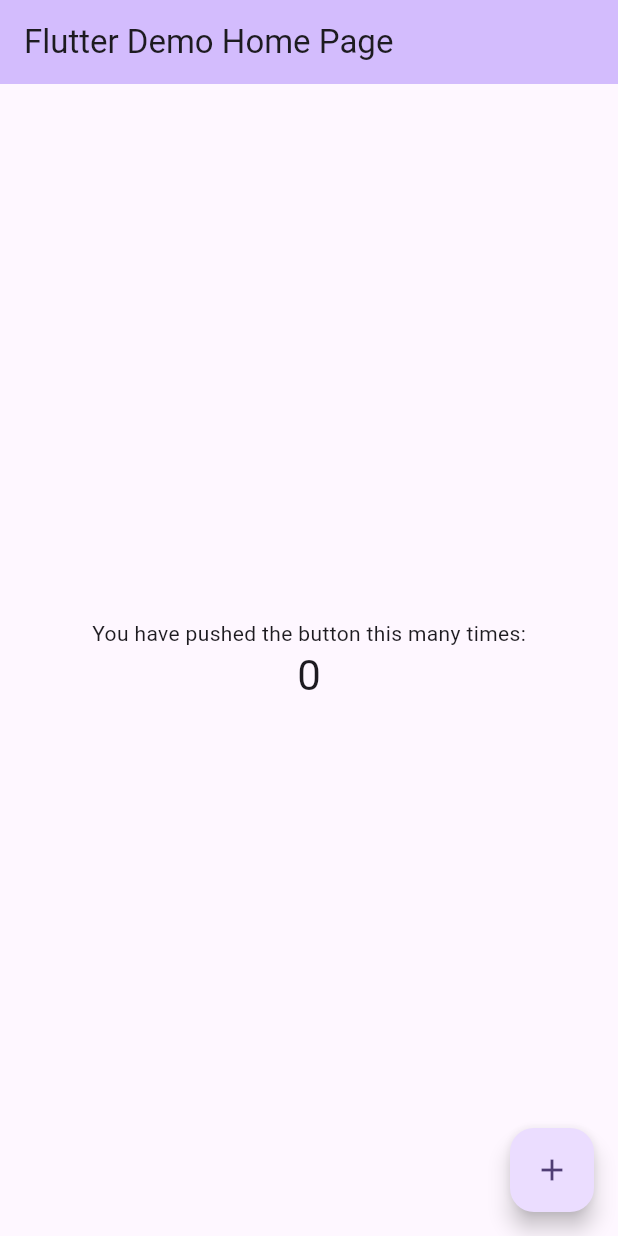
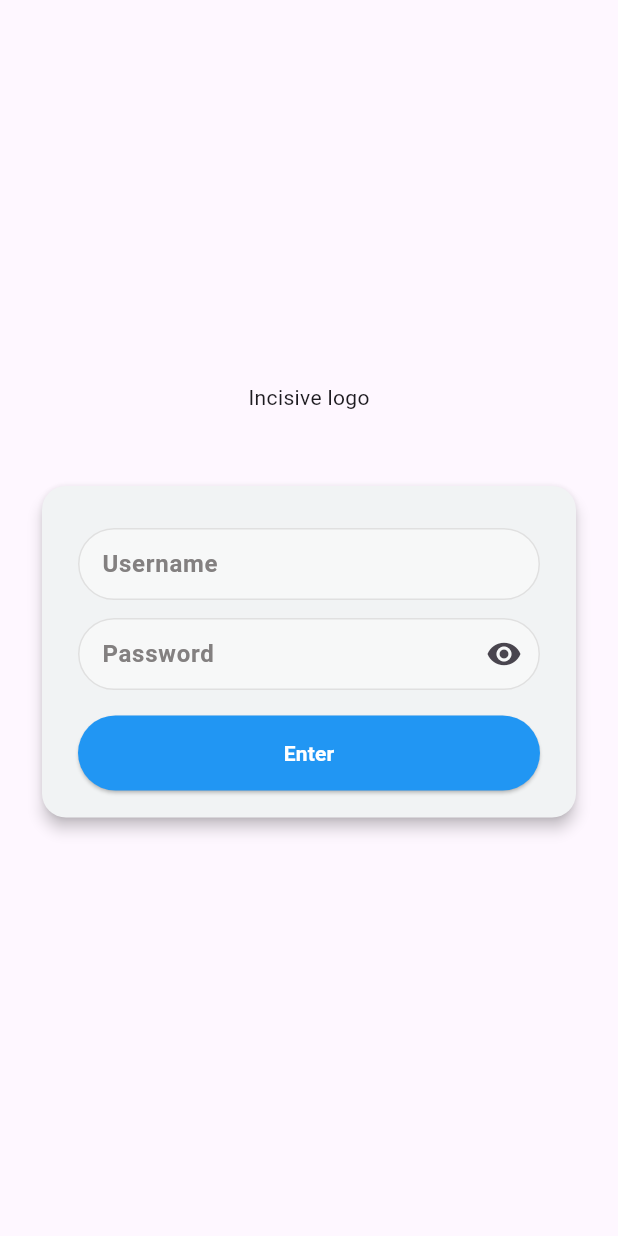
Before and after one commit to Pedoni/Incisive, a Flutter app: the screen it shows after launch, on a phone screen of 412 x 824 dp. Run offline on Flutter 3.47's test engine with Material 3 defaults, Android fonts, the phone set to English and light mode, and no system bars.

Commit message:
Initial login page

```diff
--- /dev/null
+++ b/lib/app.dart
@@ -0,0 +1,52 @@
+import 'package:flutter/material.dart';
+import 'package:incisive_demo/ui/pages/login_page.dart';
+
+class App extends StatelessWidget {
+  const App({super.key});
+
+  @override
+  Widget build(BuildContext context) {
+    return MaterialApp(
+      title: 'Flutter Demo',
+      debugShowCheckedModeBanner: false,
+      theme: ThemeData(colorScheme: ColorScheme.fromSeed(seedColor: Colors.deepPurple)),
+      home: LoginPage(color: Colors.blue),
+    );
+  }
+}
+
+class MyHomePage extends StatefulWidget {
+  const MyHomePage({super.key, required this.title});
+
+  final String title;
+
+  @override
+  State<MyHomePage> createState() => _MyHomePageState();
+}
+
+class _MyHomePageState extends State<MyHomePage> {
+  int _counter = 0;
+
+  void _incrementCounter() {
+    setState(() {
+      _counter++;
+    });
+  }
+
+  @override
+  Widget build(BuildContext context) {
+    return Scaffold(
+      appBar: AppBar(backgroundColor: Theme.of(context).colorScheme.inversePrimary, title: Text(widget.title)),
+      body: Center(
+        child: Column(
+          mainAxisAlignment: MainAxisAlignment.center,
+          children: <Widget>[
+            const Text('You have pushed the button this many times:'),
+            Text('$_counter', style: Theme.of(context).textTheme.headlineMedium),
+          ],
+        ),
+      ),
+      floatingActionButton: FloatingActionButton(onPressed: _incrementCounter, tooltip: 'Increment', child: const Icon(Icons.add)),
+    );
+  }
+}
--- a/lib/main.dart
+++ b/lib/main.dart
@@ -1,54 +1,4 @@
 import 'package:flutter/material.dart';
+import 'package:incisive_demo/app.dart';
 
-void main() {
-  runApp(const MyApp());
-}
-
-class MyApp extends StatelessWidget {
-  const MyApp({super.key});
-
-  @override
-  Widget build(BuildContext context) {
-    return MaterialApp(
-      title: 'Flutter Demo',
-      theme: ThemeData(colorScheme: ColorScheme.fromSeed(seedColor: Colors.deepPurple)),
-      home: const MyHomePage(title: 'Flutter Demo Home Page'),
-    );
-  }
-}
-
-class MyHomePage extends StatefulWidget {
-  const MyHomePage({super.key, required this.title});
-
-  final String title;
-
-  @override
-  State<MyHomePage> createState() => _MyHomePageState();
-}
-
-class _MyHomePageState extends State<MyHomePage> {
-  int _counter = 0;
-
-  void _incrementCounter() {
-    setState(() {
-      _counter++;
-    });
-  }
-
-  @override
-  Widget build(BuildContext context) {
-    return Scaffold(
-      appBar: AppBar(backgroundColor: Theme.of(context).colorScheme.inversePrimary, title: Text(widget.title)),
-      body: Center(
-        child: Column(
-          mainAxisAlignment: MainAxisAlignment.center,
-          children: <Widget>[
-            const Text('You have pushed the button this many times:'),
-            Text('$_counter', style: Theme.of(context).textTheme.headlineMedium),
-          ],
-        ),
-      ),
-      floatingActionButton: FloatingActionButton(onPressed: _incrementCounter, tooltip: 'Increment', child: const Icon(Icons.add)),
-    );
-  }
-}
+void main() => runApp(const App());
--- /dev/null
+++ b/lib/ui/pages/login_page.dart
@@ -0,0 +1,99 @@
+import 'package:flutter/material.dart';
+import 'package:incisive_demo/ui/widgets/login_button.dart';
+import 'package:incisive_demo/ui/widgets/login_textfield.dart';
+
+class LoginPage extends StatefulWidget {
+  static const routeName = '/loginPage';
+
+  final Color color;
+
+  const LoginPage({required this.color, super.key});
+
+  @override
+  State<LoginPage> createState() => _LoginPageState();
+}
+
+class _LoginPageState extends State<LoginPage> {
+  late TextEditingController _usernameController;
+  late TextEditingController _passwordController;
+  String? enteDesctiption;
+
+  @override
+  void initState() {
+    super.initState();
+    _usernameController = TextEditingController();
+    _passwordController = TextEditingController();
+  }
+
+  Widget _buildLoginContent() {
+    return SingleChildScrollView(
+      child: Column(
+        mainAxisAlignment: MainAxisAlignment.center,
+        children: [
+          //Image.asset(widget.logo, height: 80),
+          const Text("Incisive logo"),
+          const SizedBox(height: 25),
+          if (enteDesctiption != null)
+            Text(enteDesctiption!, style: TextStyle(fontWeight: FontWeight.bold, fontSize: 18, color: widget.color)),
+          const SizedBox(height: 20),
+          Padding(
+            padding: const EdgeInsets.symmetric(horizontal: 24.0),
+            child: Card(
+              color: const Color.fromARGB(255, 241, 243, 244),
+              elevation: 4,
+              shape: RoundedRectangleBorder(borderRadius: BorderRadius.circular(16)),
+              child: Padding(
+                padding: const EdgeInsets.symmetric(horizontal: 24.0, vertical: 8.0),
+                child: IntrinsicWidth(
+                  child: Column(
+                    mainAxisSize: MainAxisSize.min,
+                    mainAxisAlignment: MainAxisAlignment.center,
+                    crossAxisAlignment: CrossAxisAlignment.center,
+                    children: [
+                      const SizedBox(height: 20),
+                      LoginTextField(isTextVisible: true, title: "Username", controller: _usernameController),
+                      const SizedBox(height: 10),
+                      LoginTextField(isTextVisible: false, title: "Password", controller: _passwordController),
+                      const SizedBox(height: 15),
+                      LoginButton(
+                        usernameController: _usernameController,
+                        passwordController: _passwordController,
+                        isLoading: false,
+                        login: () {},
+                        color: widget.color,
+                      ),
+                      const SizedBox(height: 10),
+                    ],
+                  ),
+                ),
+              ),
+            ),
+          ),
+          const SizedBox(height: 20),
+        ],
+      ),
+    );
+  }
+
+  Widget _buildMobileLayout(BuildContext context) {
+    return Center(child: _buildLoginContent());
+  }
+
+  @override
+  Widget build(BuildContext context) {
+    final width = MediaQuery.of(context).size.width;
+    return Scaffold(
+      appBar: null,
+      extendBody: true,
+      extendBodyBehindAppBar: true,
+      body: SizedBox(child: SizedBox(child: _buildMobileLayout(context))),
+    );
+  }
+
+  @override
+  void dispose() {
+    super.dispose();
+    _usernameController.dispose();
+    _passwordController.dispose();
+  }
+}
--- /dev/null
+++ b/lib/ui/widgets/login_button.dart
@@ -0,0 +1,41 @@
+import 'package:flutter/material.dart';
+
+class LoginButton extends StatelessWidget {
+  final TextEditingController usernameController;
+  final TextEditingController passwordController;
+  final bool isLoading;
+  final Function() login;
+  final Color color;
+
+  const LoginButton({
+    required this.usernameController,
+    required this.passwordController,
+    required this.isLoading,
+    required this.login,
+    required this.color,
+    super.key,
+  });
+
+  @override
+  Widget build(BuildContext context) {
+    return ElevatedButton(
+      style: ElevatedButton.styleFrom(
+        shape: const RoundedRectangleBorder(borderRadius: BorderRadius.all(Radius.circular(50))),
+        backgroundColor: color,
+        foregroundColor: Colors.white,
+        fixedSize: Size(MediaQuery.of(context).size.width * 0.8, 50),
+      ),
+      onPressed: () {},
+      child: Text(
+        "Enter",
+        style: const TextStyle(
+          height: 1,
+          color: Colors.white,
+          decoration: TextDecoration.none,
+          decorationThickness: 0,
+          fontWeight: FontWeight.bold,
+        ),
+      ),
+    );
+  }
+}
--- /dev/null
+++ b/lib/ui/widgets/login_textfield.dart
@@ -0,0 +1,51 @@
+import 'package:flutter/material.dart';
+
+class LoginTextField extends StatefulWidget {
+  final bool isTextVisible;
+  final String title;
+  final TextEditingController controller;
+
+  const LoginTextField({required this.isTextVisible, required this.title, required this.controller, super.key});
+
+  @override
+  State<LoginTextField> createState() => _LoginTextFieldState();
+}
+
+class _LoginTextFieldState extends State<LoginTextField> {
+  late bool show;
+
+  @override
+  void initState() {
+    super.initState();
+    show = false;
+  }
+
+  @override
+  Widget build(BuildContext context) {
+    return SizedBox(
+      width: MediaQuery.of(context).size.width * 0.8,
+      height: 50,
+      child: TextField(
+        enableSuggestions: true,
+        keyboardType: widget.title == "Email" ? TextInputType.emailAddress : TextInputType.text,
+        controller: widget.controller,
+        cursorColor: Colors.blueGrey,
+        obscureText: !widget.isTextVisible && !show,
+        decoration: InputDecoration(
+          hintText: widget.title,
+          hintStyle: const TextStyle(color: Color.fromARGB(255, 131, 128, 128)),
+          enabledBorder: OutlineInputBorder(borderSide: BorderSide(color: Colors.grey.shade300), borderRadius: BorderRadius.circular(50.0)),
+          focusedBorder: OutlineInputBorder(borderSide: BorderSide(color: Colors.grey.shade300), borderRadius: BorderRadius.circular(50.0)),
+          prefixIconColor: Colors.black,
+          filled: true,
+          fillColor: const Color.fromARGB(101, 255, 255, 255),
+          suffixIcon:
+              widget.isTextVisible
+                  ? null
+                  : GestureDetector(onTap: () => setState(() => show = !show), child: Icon(show ? Icons.visibility_off : Icons.visibility)),
+        ),
+        style: const TextStyle(height: 1, decoration: TextDecoration.none, decorationThickness: 0, fontWeight: FontWeight.bold),
+      ),
+    );
+  }
+}
```
Also changed, not shown: 1 other file.
